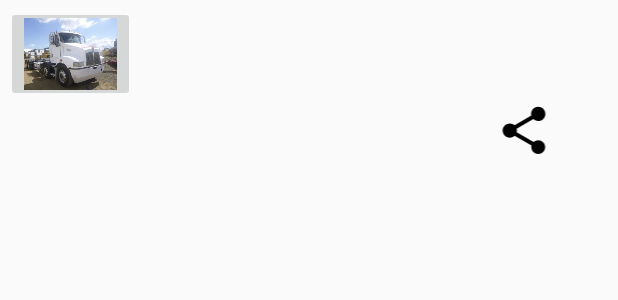
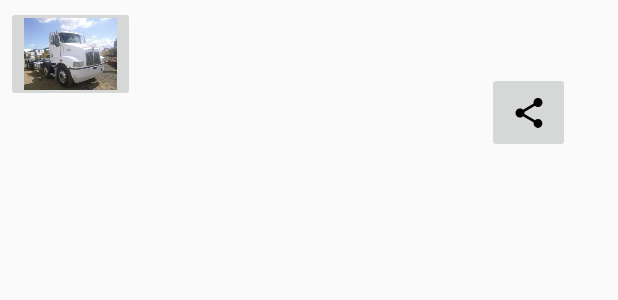
Before and after one commit to 525VincentYu/IIIIII, an Android app: the layout itemtruck.xml on its own in the app's theme, with its tools: preview values and no code run, on a phone screen of 412 x 824 dp. Shown: the top 300 px of the screen. Run offline under Robolectric (Android 15) with nearby library versions, the phone set to English and light mode, and no system bars.

Commit message:
update share button

```diff
--- a/app/src/main/res/layout/itemtruck.xml
+++ b/app/src/main/res/layout/itemtruck.xml
@@ -49,15 +49,15 @@
         app:layout_constraintStart_toStartOf="parent"
         app:layout_constraintTop_toTopOf="parent" />
 
-    <ImageView
-        android:id="@+id/imageView2"
-        android:layout_width="45dp"
-        android:layout_height="38dp"
-        android:layout_marginTop="68dp"
-        android:layout_marginEnd="40dp"
-        android:src="@drawable/ic_baseline_share_24"
+    <ImageButton
+        android:id="@+id/share"
+        android:layout_width="55dp"
+        android:layout_height="54dp"
+        android:layout_marginTop="48dp"
+        android:layout_marginEnd="32dp"
         app:layout_constraintEnd_toEndOf="parent"
-        app:layout_constraintTop_toTopOf="parent" />
+        app:layout_constraintTop_toTopOf="parent"
+        app:srcCompat="@drawable/ic_baseline_share_24" />
 
 
 </androidx.constraintlayout.widget.ConstraintLayout>
```
Also changed, not shown: app/src/main/java/com/example/myapplication/HomeActivity.java (+0 -8 lines), app/src/main/java/com/example/myapplication/MyAdapter.java (+19 -1 lines), app/src/main/java/com/example/myapplication/MyAdapter2.java (+27 -1 lines).
